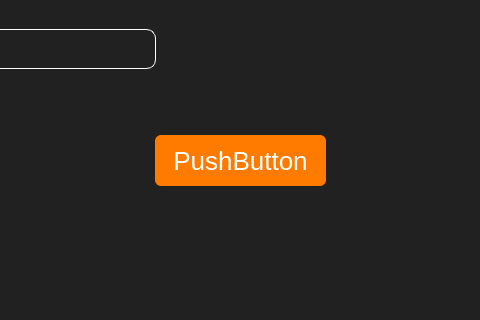
Above: mainwindow.ui from Maks2447/RentalCars before the change; both pictures show x 256 to 736 and y 441 to 761 of the 1161 by 950 pixel window. Below: the same form after it.
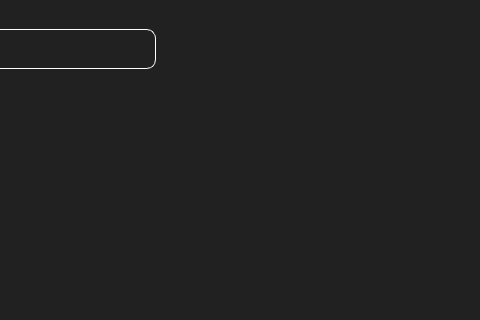
That is the form after the change. The open tabs and pages were chosen to show the change. Icons and pictures are not drawn.

Diff of the .ui file:
```diff
--- a/mainwindow.ui
+++ b/mainwindow.ui
@@ -3119,19 +3119,6 @@
                     <string>Last name</string>
                    </property>
                   </widget>
-                  <widget class="QPushButton" name="pushButton">
-                   <property name="geometry">
-                    <rect>
-                     <x>340</x>
-                     <y>260</y>
-                     <width>171</width>
-                     <height>51</height>
-                    </rect>
-                   </property>
-                   <property name="text">
-                    <string>PushButton</string>
-                   </property>
-                  </widget>
                  </widget>
                  <widget class="QWidget" name="Email_tab">
                   <attribute name="title">
```
Left out of the diff: 2 changed lines with no effect on the pictures.
